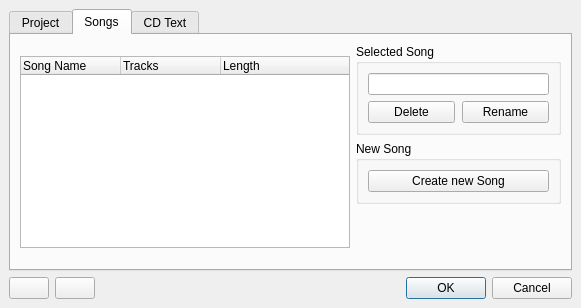
The window that src/traverso/ui/ProjectManagerDialog.ui (ErwanLegrand/Traverso-DAW) describes before a commit, drawn with Qt 5.
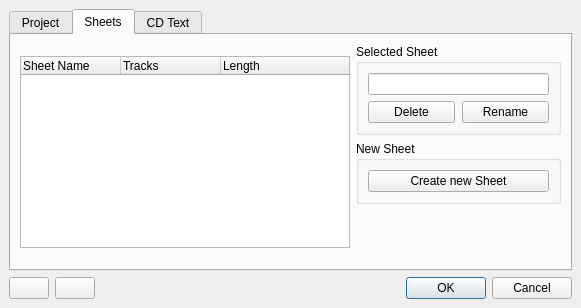
The same window after the commit. The open tabs and pages were chosen to show the change.

Commit message: * Renamed occurrences of Song in the GUI to Sheet

Patch:
```diff
--- a/src/traverso/ui/ProjectManagerDialog.ui
+++ b/src/traverso/ui/ProjectManagerDialog.ui
@@ -209,7 +209,7 @@
      </widget>
      <widget class="QWidget" name="tab" >
       <attribute name="title" >
-       <string>Songs</string>
+       <string>Sheets</string>
       </attribute>
       <layout class="QHBoxLayout" >
        <property name="margin" >
@@ -236,7 +236,7 @@
          </property>
          <column>
           <property name="text" >
-           <string>Song Name</string>
+           <string>Sheet Name</string>
           </property>
          </column>
          <column>
@@ -262,7 +262,7 @@
          <item>
           <widget class="QGroupBox" name="groupBox_4" >
            <property name="title" >
-            <string>Selected Song</string>
+            <string>Selected Sheet</string>
            </property>
            <layout class="QVBoxLayout" >
             <property name="margin" >
@@ -330,7 +330,7 @@
          <item>
           <widget class="QGroupBox" name="groupBox_2" >
            <property name="title" >
-            <string>New Song</string>
+            <string>New Sheet</string>
            </property>
            <layout class="QHBoxLayout" >
             <property name="margin" >
@@ -350,7 +350,7 @@
               <item>
                <widget class="QPushButton" name="createSongButton" >
                 <property name="text" >
-                 <string>Create new Song</string>
+                 <string>Create new Sheet</string>
                 </property>
                </widget>
               </item>
```
Left out of the diff: 4 changed lines with no effect on the pictures. The commit also changes 10 other files.
